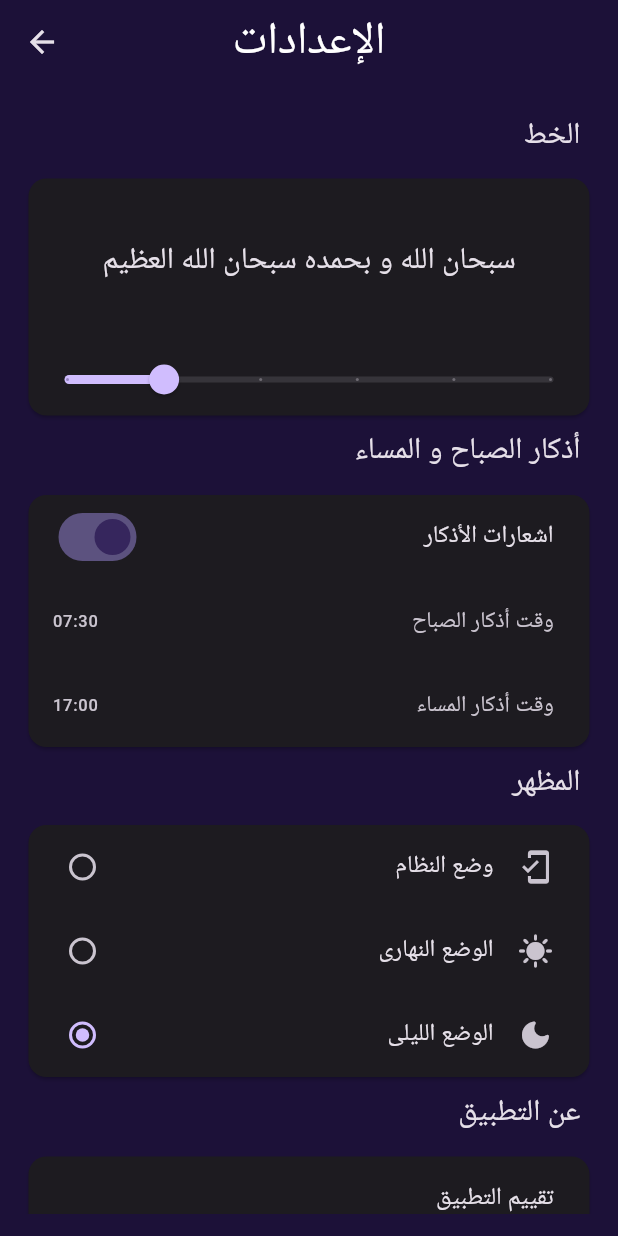
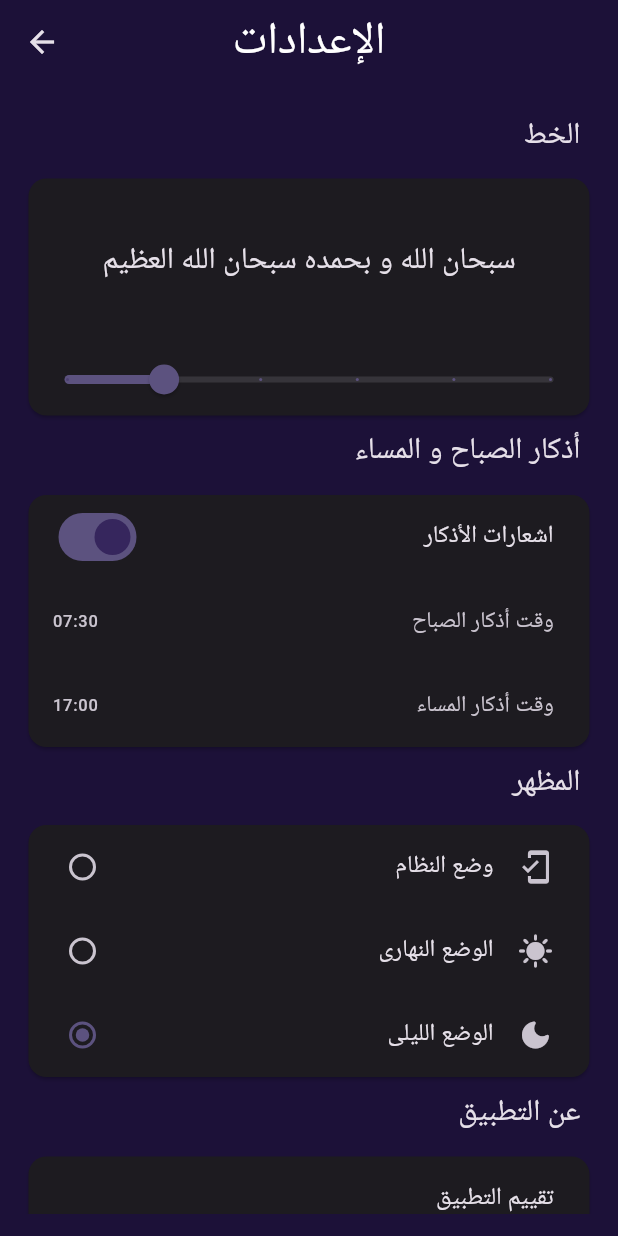
Before and after one commit to KarimBasem14/Thikra, a Flutter app: the Settings screen opened directly, after a tap on "الوضع الليلى", on a phone screen of 412 x 824 dp. Run offline on Flutter 3.47's test engine with Material 3 defaults, Android fonts, the light colour scheme and no system bars; our stand-ins replace adaptive_theme, curved_labeled_navigation_bar, flutter_local_notifications, google_fonts, permission_handler, share_plus and 2 more; accounts and stored records are empty; Roboto replaces fonts that are missing (Kufam).

Commit message:
Finished the text size slider functionallity

```diff
--- a/lib/UtilityWidgets/mazhar_settings_card.dart
+++ b/lib/UtilityWidgets/mazhar_settings_card.dart
@@ -1,9 +1,8 @@
-import 'dart:developer';
+import 'dart:developer' show log;
 
 import 'package:adaptive_theme/adaptive_theme.dart'
     show AdaptiveTheme, AdaptiveThemeMode;
 import 'package:flutter/material.dart';
-import 'package:muslim_azkar/theme/theme.dart';
 
 class MazharSettingsCard extends StatefulWidget {
   const MazharSettingsCard({super.key});
@@ -14,16 +13,15 @@
 
 class _MazharSettingsCardState extends State<MazharSettingsCard> {
   AdaptiveThemeMode? savedTheme;
-  int current_option =
-      0; // 0 -> device default, 1 -> light mode, 2 -> dark mode
+  int currentOption = 0; // 0 -> device default, 1 -> light mode, 2 -> dark mode
   void getSavedTheme() async {
     savedTheme = await AdaptiveTheme.getThemeMode();
     if (savedTheme == AdaptiveThemeMode.system) {
-      current_option = 0;
+      currentOption = 0;
     } else if (savedTheme == AdaptiveThemeMode.light) {
-      current_option = 1;
+      currentOption = 1;
     } else if (savedTheme == AdaptiveThemeMode.dark) {
-      current_option = 2;
+      currentOption = 2;
     }
     setState(() {});
   }
@@ -40,57 +38,60 @@
       child: Column(
         children: [
           RadioListTile(
+              activeColor: Theme.of(context).appBarTheme.backgroundColor,
               title: const Text(
                 "وضع النظام",
                 textAlign: TextAlign.right,
               ),
               value: 0,
               secondary: const Icon(Icons.mobile_friendly),
-              groupValue: current_option,
+              groupValue: currentOption,
               onChanged: (val) {
                 setState(() {
-                  current_option = val!;
+                  currentOption = val!;
                 });
                 AdaptiveTheme.of(context).setSystem();
                 log("Changed to system default theme", name: "Settings Page");
                 log("${Theme.of(context).brightness}");
               }),
           RadioListTile(
+              activeColor: Theme.of(context).appBarTheme.backgroundColor,
               title: const Text(
                 "الوضع النهارى",
                 textAlign: TextAlign.right,
               ),
               secondary: const Icon(Icons.sunny),
               value: 1,
-              groupValue: current_option,
+              groupValue: currentOption,
               onChanged: (val) {
                 setState(() {
-                  current_option = val!;
+                  currentOption = val!;
                 });
                 AdaptiveTheme.of(context).setLight();
                 log("Changed to light theme", name: "Settings Page");
                 log("${Theme.of(context).brightness}");
-                Future.delayed(Duration(seconds: 5)).then((k) {
-                  log("${Theme.of(context).brightness}");
-                });
+                // Future.delayed(Duration(seconds: 5)).then((k) {
+                //   log("${Theme.of(context).brightness}");
+                // });
               }),
           RadioListTile(
+              activeColor: Theme.of(context).appBarTheme.backgroundColor,
               title: const Text(
                 "الوضع الليلى",
                 textAlign: TextAlign.right,
               ),
               secondary: const Icon(Icons.dark_mode_rounded),
               value: 2,
-              groupValue: current_option,
+              groupValue: currentOption,
               onChanged: (val) {
                 setState(() {
-                  current_option = val!;
+                  currentOption = val!;
                 });
                 AdaptiveTheme.of(context).setDark();
                 log("Changed to dark theme", name: "Settings Page");
-                Future.delayed(Duration(seconds: 5)).then((k) {
-                  log("${Theme.of(context).brightness}");
-                });
+                // Future.delayed(Duration(seconds: 5)).then((k) {
+                //   log("${Theme.of(context).brightness}");
+                // });
               })
         ],
       ),
--- a/lib/UtilityWidgets/text_size_settings_card.dart
+++ b/lib/UtilityWidgets/text_size_settings_card.dart
@@ -1,5 +1,3 @@
-import 'dart:ffi';
-
 import 'package:flutter/material.dart';
 import 'package:shared_preferences/shared_preferences.dart';
 
@@ -48,6 +46,8 @@
             ),
           ),
           Slider(
+            thumbColor: Theme.of(context).appBarTheme.backgroundColor,
+            activeColor: Theme.of(context).appBarTheme.backgroundColor,
             min: 16,
             max: 35,
             value: textSize,
```
Also changed, not shown: lib/MainScreens/homepage_with_sliver_app_bar.dart (+12 -9 lines), lib/OtherScreens/azkar_masa2.dart (+30 -3 lines), lib/OtherScreens/azkar_sabah.dart (+26 -3 lines), lib/UtilityWidgets/azkar_counter.dart (+8 -4 lines), 15 other files.
